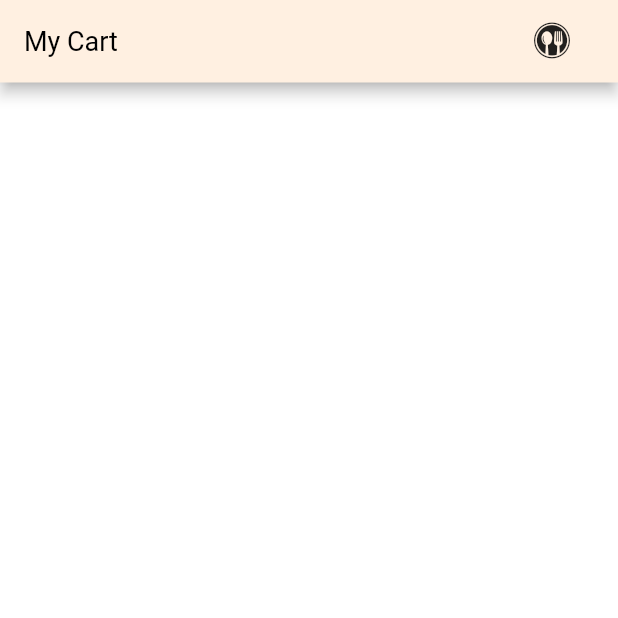
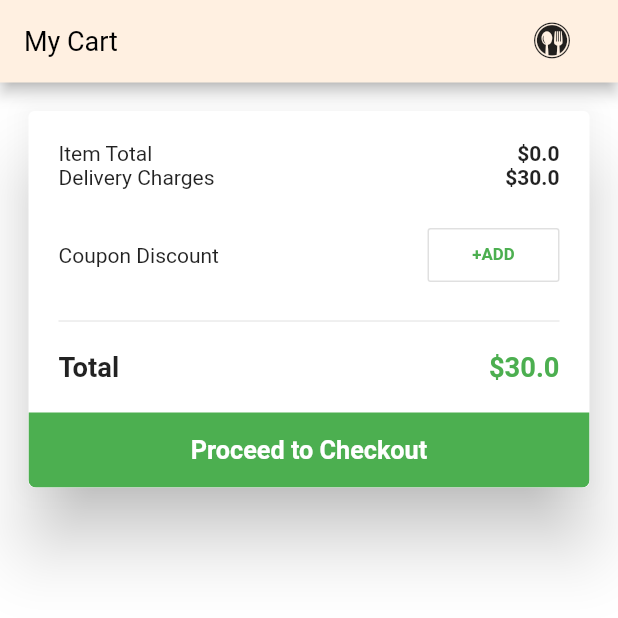
Before and after one commit to navidshad/foodbar_app, a Flutter app: the screen it shows after launch, after a tap on an icon or button, on a phone screen of 412 x 824 dp, the top half of it. Run offline on Flutter 3.47's test engine with Material 2 defaults, Android fonts, the phone set to English and light mode, and no system bars; our stand-ins replace rxdart.

Commit message:
added ProceeToCheckout widget for cart tab

```diff
--- a/lib/models/cart.dart
+++ b/lib/models/cart.dart
@@ -1,5 +1,20 @@
 import './food.dart';
 
 class Cart {
-  List<Food> foods=[];
+  List<Food> foods = [];
+
+  double deliveryChages;
+
+  double get itemTotal {
+    double totalItemPrice = 0;
+    foods.forEach((f) => totalItemPrice += f.price);
+    return totalItemPrice;
+  }
+
+  double get total {
+    double totalPrice = itemTotal + deliveryChages;
+    return totalPrice;
+  }
+
+  Cart({this.deliveryChages=0});
 }
--- a/lib/models/food.dart
+++ b/lib/models/food.dart
@@ -5,8 +5,9 @@ class Food {
   String subTitle;
   String description;
   String imageUrl;
+  double price;
 
-  Food({this.id, this.categoryId, this.title, this.subTitle, this.description, this.imageUrl});
+  Food({this.id, this.categoryId, this.title, this.subTitle, this.description, this.price, this.imageUrl});
 
   factory Food.fromMap(Map detail) {
     return Food(
@@ -14,6 +15,7 @@ class Food {
       title: detail['title'],
       subTitle: detail['subTitle'],
       description: detail['description'],
-      imageUrl: detail['imageUrl']);
+      imageUrl: detail['imageUrl'],
+      price: detail['price']);
   }
 }
--- a/lib/screens/tab_cart.dart
+++ b/lib/screens/tab_cart.dart
@@ -30,9 +30,19 @@ class _CartTabState extends State<CartTab> {
         List<Widget> widgets = [];
         CartState state = snapshot.data;
 
+        // add foods
         state.cart.foods.forEach((food) {
           widgets.add(OrderedFoodCard(food));
         });
+
+        // add Proceed card
+        ProceedToCheckout proceedCard = ProceedToCheckout(
+          cart: state.cart,
+          onApplyCoupon: () {},
+          onProceedToCheckout: (){},
+        );
+
+        widgets.add(proceedCard);
 
         return ListView(
           children: widgets,
--- a/lib/services/order_service.dart
+++ b/lib/services/order_service.dart
@@ -1,11 +1,12 @@
 import 'package:Food_Bar/models/models.dart';
+import 'package:Food_Bar/settings/app_properties.dart';
 
 class OrderService {
 
   OrderService.privateConstructor();
   static final instace = OrderService.privateConstructor();
 
-  Cart _cart = Cart();
+  Cart _cart = Cart(deliveryChages: AppProperties.deliveryChages);
 
   Cart get cart => _cart;
 
--- a/lib/settings/app_properties.dart
+++ b/lib/settings/app_properties.dart
@@ -21,4 +21,8 @@ class AppProperties {
 
   static Color mainColor = Colors.green;
   static Color backLightColor = Color.fromRGBO(255, 240, 225, 1);
+  static Color textOnMainColor = Colors.white;
+
+  // payment
+  static double deliveryChages = 30;
 }
--- /dev/null
+++ b/lib/widgets/proceed_to_checkout_card.dart
@@ -0,0 +1,104 @@
+import 'package:flutter/material.dart';
+
+import 'package:Food_Bar/models/models.dart';
+import 'package:Food_Bar/settings/app_properties.dart';
+
+class ProceedToCheckout extends StatelessWidget {
+  final Cart cart;
+  final Function onProceedToCheckout;
+  final Function onApplyCoupon;
+
+  ProceedToCheckout(
+      {@required this.cart, @required this.onApplyCoupon, @required this.onProceedToCheckout});
+
+  @override
+  Widget build(BuildContext context) {
+    return LayoutBuilder(
+      builder: (con, constraints) {
+        TextStyle bold = TextStyle(fontWeight: FontWeight.bold);
+
+        Widget cartBody = Column(
+          children: <Widget>[
+            // items detail
+            Container(
+              padding: EdgeInsets.all(20),
+              child: Column(
+                children: <Widget>[
+                  Row(
+                      mainAxisAlignment: MainAxisAlignment.spaceBetween,
+                      children: <Widget>[
+                        Text('Item Total'),
+                        Text('\$${cart.itemTotal}', style: bold)
+                      ]),
+                  Row(
+                      mainAxisAlignment: MainAxisAlignment.spaceBetween,
+                      children: <Widget>[
+                        Text('Delivery Charges'),
+                        Text('\$${cart.deliveryChages}', style: bold)
+                      ]),
+                  Container(
+                    height: 20,
+                  ),
+                  Row(
+                      mainAxisAlignment: MainAxisAlignment.spaceBetween,
+                      children: <Widget>[
+                        Text('Coupon Discount'),
+                        FittedBox(
+                          child: OutlineButton(
+                            child: Text('+ADD',
+                                textScaleFactor: 0.8,
+                                style: TextStyle(
+                                    color: AppProperties.mainColor,
+                                    fontWeight: FontWeight.bold)),
+                            onPressed: onApplyCoupon,
+                          ),
+                        )
+                      ]),
+                  Divider(
+                    height: 40,
+                  ),
+                  Row(
+                      mainAxisAlignment: MainAxisAlignment.spaceBetween,
+                      children: <Widget>[
+                        Text('Total', textScaleFactor: 1.3, style: bold),
+                        Text('\$${cart.total}',
+                            textScaleFactor: 1.3,
+                            style: TextStyle(
+                                color: AppProperties.mainColor,
+                                fontWeight: FontWeight.bold))
+                      ]),
+                ],
+              ),
+            ),
+
+            Container(
+              width: constraints.maxWidth,
+              height: 50,
+              child: FlatButton(
+                shape: Border.all(width: 0, color: Colors.transparent),
+                child: Text(
+                  'Proceed to Checkout',
+                  textScaleFactor: 1.2,
+                  style: TextStyle(
+                    color: AppProperties.textOnMainColor,
+                    fontWeight: FontWeight.bold,
+                  ),
+                ),
+                color: AppProperties.mainColor,
+                onPressed: onProceedToCheckout,
+              ),
+            )
+          ],
+        );
+
+        return Card(
+          elevation: 20,
+          child: ClipRRect(
+            borderRadius: BorderRadius.all(Radius.circular(5)),
+            child: cartBody,
+          ),
+        );
+      },
+    );
+  }
+}
--- a/lib/widgets/widgets.dart
+++ b/lib/widgets/widgets.dart
@@ -4,3 +4,4 @@ export './category_card.dart';
 export './food_card.dart';
 export './ordered_food_card.dart';
 export './order_counter_for_one_food.dart';
+export './proceed_to_checkout_card.dart';
```
Also changed, not shown: lib/services/mock_content_service.dart (+126 -31 lines).
